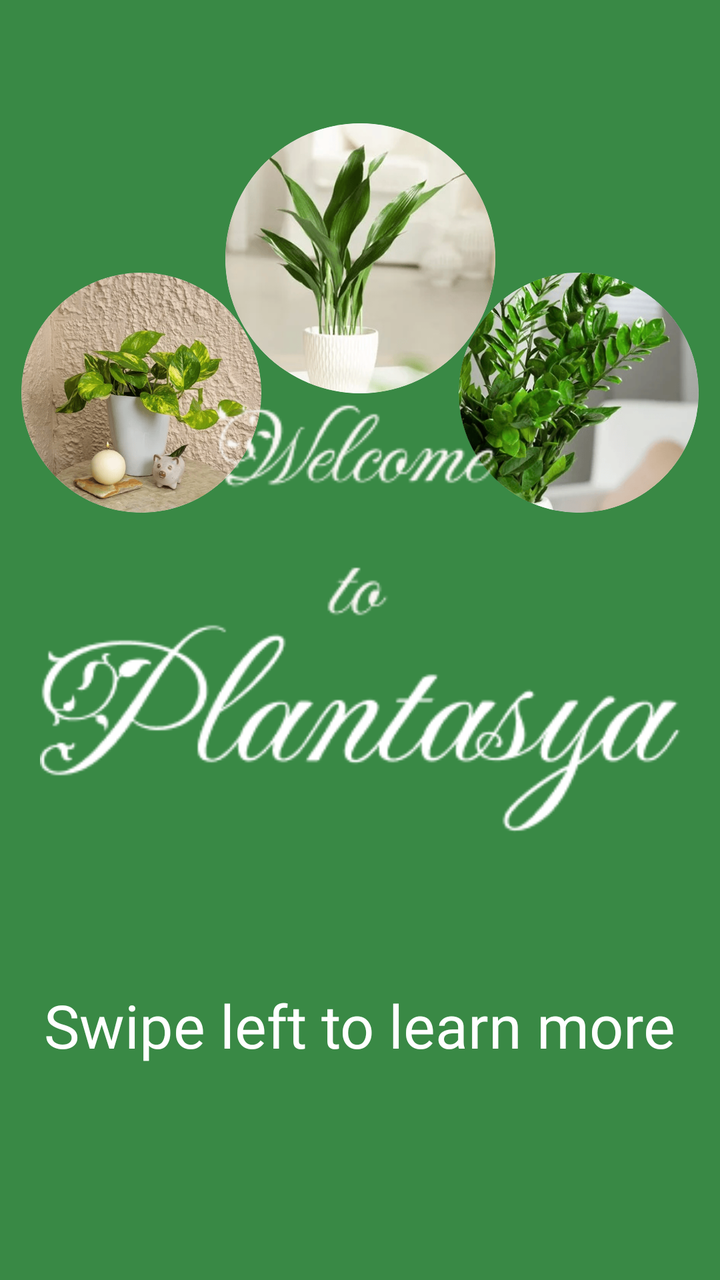
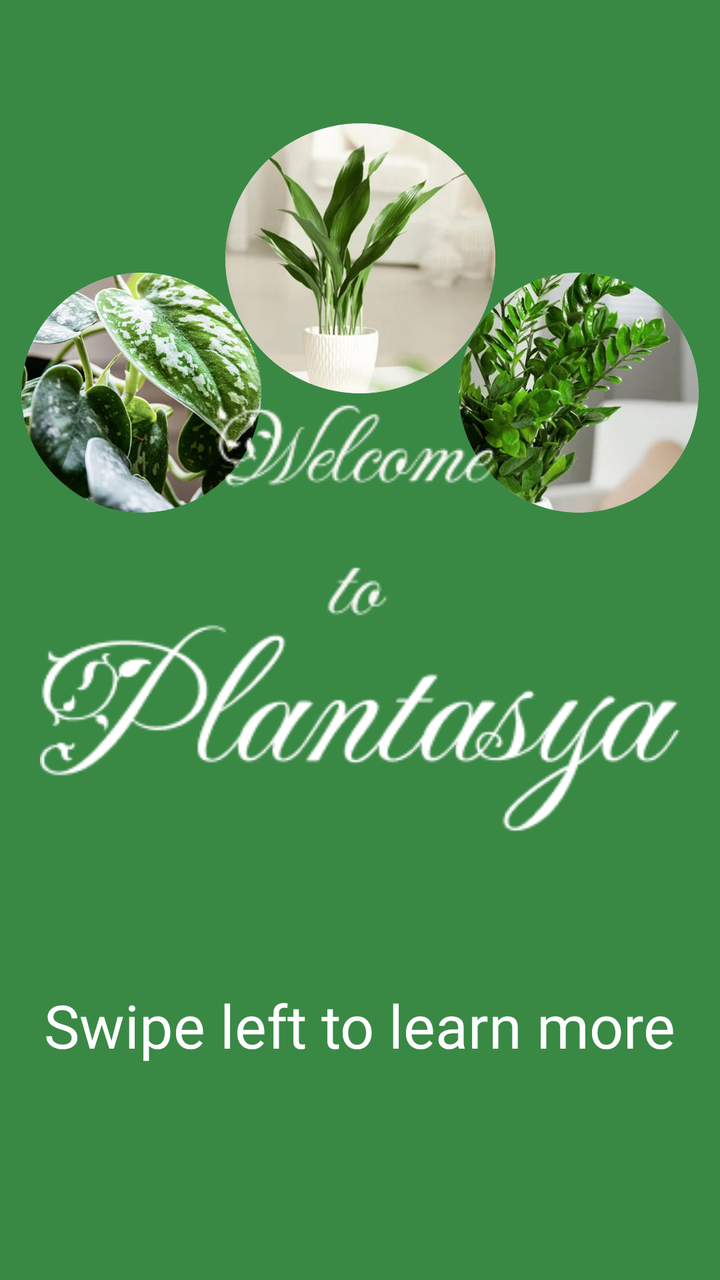

Two renders of the same Android screen: before a commit and after it. Below are the layout's source before the change and the commit's diff.
<!-- AndroidManifest.xml: application theme Theme.Plantasya_MobileApp -->
<!-- res/layout/activity_tutorial.xml -->
<?xml version="1.0" encoding="utf-8"?>
<androidx.constraintlayout.widget.ConstraintLayout xmlns:android="http://schemas.android.com/apk/res/android"
    xmlns:app="http://schemas.android.com/apk/res-auto"
    xmlns:tools="http://schemas.android.com/tools"
    android:id="@+id/main"
    android:layout_width="match_parent"
    android:layout_height="match_parent"
    tools:context=".tutorial_Activity">

    <ViewFlipper
        android:id="@+id/viewFlipper"
        android:layout_width="match_parent"
        android:layout_height="match_parent"
        android:inAnimation="@android:anim/slide_in_left"
        android:outAnimation="@android:anim/slide_out_right"
        app:layout_constraintBottom_toBottomOf="parent"
        app:layout_constraintEnd_toEndOf="parent"
        app:layout_constraintStart_toStartOf="parent"
        app:layout_constraintTop_toTopOf="parent">

        
        <androidx.constraintlayout.widget.ConstraintLayout
            android:layout_width="match_parent"
            android:layout_height="match_parent"
            android:background="@color/land_bg">


            <ImageView
                android:layout_width="120dp"
                android:layout_height="120dp"
                android:background="@drawable/item_carousel_oval"
                android:clipToOutline="true"
                android:scaleType="centerCrop"
                android:src="@drawable/zz"
                app:layout_constraintBottom_toBottomOf="parent"
                app:layout_constraintEnd_toEndOf="parent"
                app:layout_constraintHorizontal_bias="0.955"
                app:layout_constraintStart_toStartOf="parent"
                app:layout_constraintTop_toTopOf="parent"
                app:layout_constraintVertical_bias="0.262" />

            <ImageView
                android:layout_width="135dp"
                android:layout_height="135dp"
                android:background="@drawable/item_carousel_oval"
                android:clipToOutline="true"
                android:scaleType="centerCrop"
                android:src="@drawable/cast_iron"
                app:layout_constraintBottom_toBottomOf="parent"
                app:layout_constraintEnd_toEndOf="parent"
                app:layout_constraintHorizontal_bias="0.501"
                app:layout_constraintStart_toStartOf="parent"
                app:layout_constraintTop_toTopOf="parent"
                app:layout_constraintVertical_bias="0.122" />

            <ImageView
                android:layout_width="120dp"
                android:layout_height="120dp"
                android:background="@drawable/item_carousel_oval"
                android:clipToOutline="true"
                android:scaleType="centerCrop"
                android:src="@drawable/pothos"
                app:layout_constraintBottom_toBottomOf="parent"
                app:layout_constraintEnd_toEndOf="parent"
                app:layout_constraintHorizontal_bias="0.044"
                app:layout_constraintStart_toStartOf="parent"
                app:layout_constraintTop_toTopOf="parent"
                app:layout_constraintVertical_bias="0.262" />

            <ImageView
                android:layout_width="320dp"
                android:layout_height="240dp"
                android:src="@drawable/welcome_tutorial"
                app:layout_constraintBottom_toBottomOf="parent"
                app:layout_constraintEnd_toEndOf="parent"
                app:layout_constraintStart_toStartOf="parent"
                app:layout_constraintTop_toTopOf="parent"
                app:layout_constraintVertical_bias="0.47" />

            <TextView
                android:layout_width="wrap_content"
                android:layout_height="wrap_content"
                android:fontFamily="@font/fustat_semb"
                android:text="Swipe left to learn more"
                android:textColor="@color/white"
                android:textSize="30dp"
                app:layout_constraintBottom_toBottomOf="parent"
                app:layout_constraintEnd_toEndOf="parent"
                app:layout_constraintStart_toStartOf="parent"
                app:layout_constraintTop_toTopOf="parent"
                app:layout_constraintVertical_bias="0.821" />

        </androidx.constraintlayout.widget.ConstraintLayout>

        
        <androidx.constraintlayout.widget.ConstraintLayout
            android:layout_width="match_parent"
            android:layout_height="match_parent"
            android:background="@color/land_bg"
            android:orientation="vertical">


            <ImageView
                android:layout_width="300dp"
                android:layout_height="300dp"
                android:background="@drawable/bg_rounded"
                android:clipToOutline="true"
                android:scaleType="centerCrop"
                android:src="@drawable/pothos"
                app:layout_constraintBottom_toBottomOf="parent"
                app:layout_constraintEnd_toEndOf="parent"
                app:layout_constraintHorizontal_bias="0.509"
                app:layout_constraintStart_toStartOf="parent"
                app:layout_constraintTop_toTopOf="parent"
                app:layout_constraintVertical_bias="0.458" />

            <TextView
                android:layout_width="50dp"
                android:layout_height="50dp"
                android:background="@drawable/item_carousel_oval"
                android:backgroundTint="@color/container_bg"
                android:fontFamily="@font/crimsontext_regular"
                android:gravity="center"
                android:text="1"
                android:textAlignment="center"
                android:textColor="@color/btn_c"
                android:textSize="20dp"
                app:layout_constraintBottom_toBottomOf="parent"
                app:layout_constraintEnd_toEndOf="parent"
                app:layout_constraintHorizontal_bias="0.127"
                app:layout_constraintStart_toStartOf="parent"
                app:layout_constraintTop_toTopOf="parent"
                app:layout_constraintVertical_bias="0.309" />

            <TextView
                android:layout_width="350dp"
                android:layout_height="wrap_content"
                android:fontFamily="@font/crimsontext_regular"
                android:text="Take the image of an indoor plant from a close distance"
                android:textAlignment="center"
                android:textColor="@color/white"
                android:textSize="30dp"
                app:layout_constraintBottom_toBottomOf="parent"
                app:layout_constraintEnd_toEndOf="parent"
                app:layout_constraintStart_toStartOf="parent"
                app:layout_constraintTop_toTopOf="parent"
                app:layout_constraintVertical_bias="0.745" />


        </androidx.constraintlayout.widget.ConstraintLayout>

        
        <androidx.constraintlayout.widget.ConstraintLayout
            android:layout_width="match_parent"
            android:layout_height="match_parent"
            android:background="@color/land_bg"
            android:orientation="vertical">


            <ImageView
                android:layout_width="300dp"
                android:layout_height="300dp"
                android:background="@drawable/bg_rounded"
                android:clipToOutline="true"
                android:scaleType="centerCrop"
                android:src="@drawable/chinese_evergreen"
                app:layout_constraintBottom_toBottomOf="parent"
                app:layout_constraintEnd_toEndOf="parent"
                app:layout_constraintHorizontal_bias="0.509"
                app:layout_constraintStart_toStartOf="parent"
                app:layout_constraintTop_toTopOf="parent"
                app:layout_constraintVertical_bias="0.458" />

            <TextView
                android:layout_width="50dp"
                android:layout_height="50dp"
                android:background="@drawable/item_carousel_oval"
                android:backgroundTint="@color/container_bg"
                android:fontFamily="@font/crimsontext_regular"
                android:gravity="center"
                android:text="2"
                android:textAlignment="center"
                android:textColor="@color/btn_c"
                android:textSize="20dp"
                app:layout_constraintBottom_toBottomOf="parent"
                app:layout_constraintEnd_toEndOf="parent"
                app:layout_constraintHorizontal_bias="0.127"
                app:layout_constraintStart_toStartOf="parent"
                app:layout_constraintTop_toTopOf="parent"
                app:layout_constraintVertical_bias="0.309" />

                        <TextView
                            android:layout_width="350dp"
                            android:layout_height="wrap_content"
                            android:fontFamily="@font/crimsontext_regular"
                            android:text="Keep track of your indoor
plants’ maintenance"
                            android:textAlignment="center"
                            android:textColor="@color/white"
                            android:textSize="30dp"
                            app:layout_constraintBottom_toBottomOf="parent"
                            app:layout_constraintEnd_toEndOf="parent"
                            app:layout_constraintStart_toStartOf="parent"
                            app:layout_constraintTop_toTopOf="parent"
                            app:layout_constraintVertical_bias="0.745" />



        </androidx.constraintlayout.widget.ConstraintLayout>

        

        <androidx.constraintlayout.widget.ConstraintLayout
            android:layout_width="match_parent"
            android:layout_height="match_parent"
            android:background="@color/land_bg"
            android:orientation="vertical">


                        <ImageView
                            android:layout_width="300dp"
                            android:layout_height="300dp"
                            android:background="@drawable/bg_rounded"
                            android:clipToOutline="true"
                            android:scaleType="centerCrop"
                            android:src="@drawable/beliz_rubber"
                            app:layout_constraintBottom_toBottomOf="parent"
                            app:layout_constraintEnd_toEndOf="parent"
                            app:layout_constraintHorizontal_bias="0.509"
                            app:layout_constraintStart_toStartOf="parent"
                            app:layout_constraintTop_toTopOf="parent"
                            app:layout_constraintVertical_bias="0.458" />

                        <TextView
                            android:layout_width="50dp"
                            android:layout_height="50dp"
                            android:background="@drawable/item_carousel_oval"
                            android:backgroundTint="@color/container_bg"
                            android:fontFamily="@font/crimsontext_regular"
                            android:gravity="center"
                            android:text="3"
                            android:textAlignment="center"
                            android:textColor="@color/btn_c"
                            android:textSize="20dp"
                            app:layout_constraintBottom_toBottomOf="parent"
                            app:layout_constraintEnd_toEndOf="parent"
                            app:layout_constraintHorizontal_bias="0.127"
                            app:layout_constraintStart_toStartOf="parent"
                            app:layout_constraintTop_toTopOf="parent"
                            app:layout_constraintVertical_bias="0.309" />
                                    <TextView
                                        android:layout_width="350dp"
                                        android:layout_height="wrap_content"
                                        android:fontFamily="@font/crimsontext_regular"
                                        android:text="Know more and grow more
indoor plants"
                                        android:textAlignment="center"
                                        android:textColor="@color/white"
                                        android:textSize="30dp"
                                        app:layout_constraintBottom_toBottomOf="parent"
                                        app:layout_constraintEnd_toEndOf="parent"
                                        app:layout_constraintStart_toStartOf="parent"
                                        app:layout_constraintTop_toTopOf="parent"
                                        app:layout_constraintVertical_bias="0.745" />



        </androidx.constraintlayout.widget.ConstraintLayout>


    </ViewFlipper>

</androidx.constraintlayout.widget.ConstraintLayout>
<!-- resources referenced by this layout -->
<resources>
  <color name="btn_c">#398945</color>
  <color name="container_bg">#F7F1DE</color>
  <color name="land_bg">#398945</color>
  <color name="white">#FFFFFFFF</color>
  <!-- drawable beliz_rubber: png bitmap (drawable, 123135 bytes) -->
  <!-- drawable bg_rounded (drawable) -->
  <?xml version="1.0" encoding="utf-8"?>
  <shape xmlns:android="http://schemas.android.com/apk/res/android"
      android:shape="rectangle">
  
      <solid
          android:color="@color/white"
          />
      <corners
          android:radius="20dp"/>
  
  </shape>
  <!-- drawable cast_iron: png bitmap (drawable, 70386 bytes) -->
  <!-- drawable chinese_evergreen: png bitmap (drawable, 142403 bytes) -->
  <!-- drawable item_carousel_oval (drawable) -->
  <?xml version="1.0" encoding="utf-8"?>
  <shape xmlns:android="http://schemas.android.com/apk/res/android"
      android:shape="oval">
      <solid android:color="@android:color/white" />
  </shape>
  <!-- drawable pothos: png bitmap (drawable, 189751 bytes) -->
  <!-- drawable welcome_tutorial: png bitmap (drawable, 10673 bytes) -->
  <!-- drawable zz: png bitmap (drawable, 97819 bytes) -->
  <style name="Theme.Plantasya_MobileApp" parent="Base.Theme.Plantasya_MobileApp" />
  <style name="Base.Theme.Plantasya_MobileApp" parent="Theme.Material3.DayNight.NoActionBar">
          
          
      </style>
</resources>

<!-- the commit's change to res/layout/activity_tutorial.xml (unified diff, before → after) -->
@@ -59,7 +59,7 @@
                 android:background="@drawable/item_carousel_oval"
                 android:clipToOutline="true"
                 android:scaleType="centerCrop"
-                android:src="@drawable/pothos"
+                android:src="@drawable/cover_pothos"
                 app:layout_constraintBottom_toBottomOf="parent"
                 app:layout_constraintEnd_toEndOf="parent"
                 app:layout_constraintHorizontal_bias="0.044"
@@ -106,7 +106,7 @@
                 android:background="@drawable/bg_rounded"
                 android:clipToOutline="true"
                 android:scaleType="centerCrop"
-                android:src="@drawable/pothos"
+                android:src="@drawable/cover_pothos"
                 app:layout_constraintBottom_toBottomOf="parent"
                 app:layout_constraintEnd_toEndOf="parent"
                 app:layout_constraintHorizontal_bias="0.509"
@@ -163,7 +163,7 @@
                 android:background="@drawable/bg_rounded"
                 android:clipToOutline="true"
                 android:scaleType="centerCrop"
-                android:src="@drawable/chinese_evergreen"
+                android:src="@drawable/cover_aglonema"
                 app:layout_constraintBottom_toBottomOf="parent"
                 app:layout_constraintEnd_toEndOf="parent"
                 app:layout_constraintHorizontal_bias="0.509"
@@ -223,7 +223,7 @@ plants’ maintenance"
                             android:background="@drawable/bg_rounded"
                             android:clipToOutline="true"
                             android:scaleType="centerCrop"
-                            android:src="@drawable/beliz_rubber"
+                            android:src="@drawable/cover_philodendron"
                             app:layout_constraintBottom_toBottomOf="parent"
                             app:layout_constraintEnd_toEndOf="parent"
                             app:layout_constraintHorizontal_bias="0.509"
<!-- resource entries referenced after the edit -->
@@ -4,7 +4,6 @@
   <color name="container_bg">#F7F1DE</color>
   <color name="land_bg">#398945</color>
   <color name="white">#FFFFFFFF</color>
-  <!-- drawable beliz_rubber: png bitmap (drawable, 123135 bytes) -->
   <!-- drawable bg_rounded (drawable) -->
   <?xml version="1.0" encoding="utf-8"?>
   <shape xmlns:android="http://schemas.android.com/apk/res/android"
@@ -18,20 +17,23 @@
   
   </shape>
   <!-- drawable cast_iron: png bitmap (drawable, 70386 bytes) -->
-  <!-- drawable chinese_evergreen: png bitmap (drawable, 142403 bytes) -->
+  <!-- drawable cover_aglonema: jpg bitmap (drawable, 124654 bytes) -->
+  <!-- drawable cover_philodendron: webp bitmap (drawable, 256284 bytes) -->
+  <!-- drawable cover_pothos: webp bitmap (drawable, 107362 bytes) -->
   <!-- drawable item_carousel_oval (drawable) -->
   <?xml version="1.0" encoding="utf-8"?>
   <shape xmlns:android="http://schemas.android.com/apk/res/android"
       android:shape="oval">
       <solid android:color="@android:color/white" />
   </shape>
-  <!-- drawable pothos: png bitmap (drawable, 189751 bytes) -->
   <!-- drawable welcome_tutorial: png bitmap (drawable, 10673 bytes) -->
   <!-- drawable zz: png bitmap (drawable, 97819 bytes) -->
   <style name="Theme.Plantasya_MobileApp" parent="Base.Theme.Plantasya_MobileApp" />
   <style name="Base.Theme.Plantasya_MobileApp" parent="Theme.Material3.DayNight.NoActionBar">
           
-          
+          <item name="android:windowLayoutInDisplayCutoutMode">shortEdges</item>
+          <item name="android:statusBarColor">@android:color/transparent</item>
+          <item name="android:navigationBarColor">@android:color/transparent</item>
       </style>
 </resources>
 
